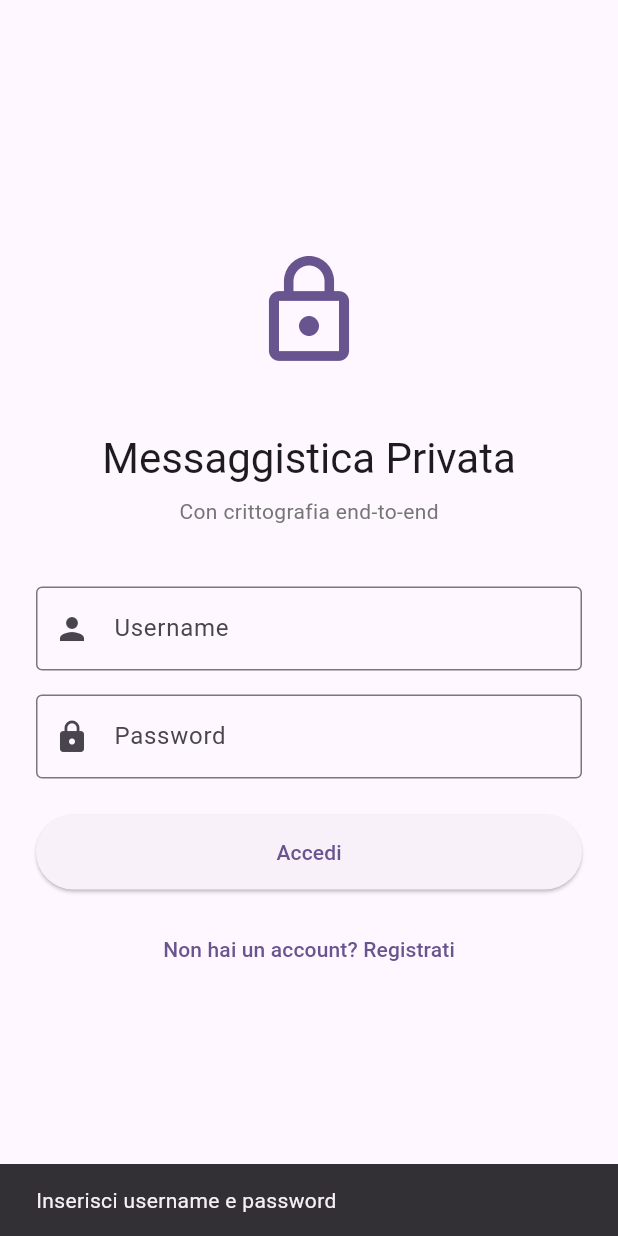
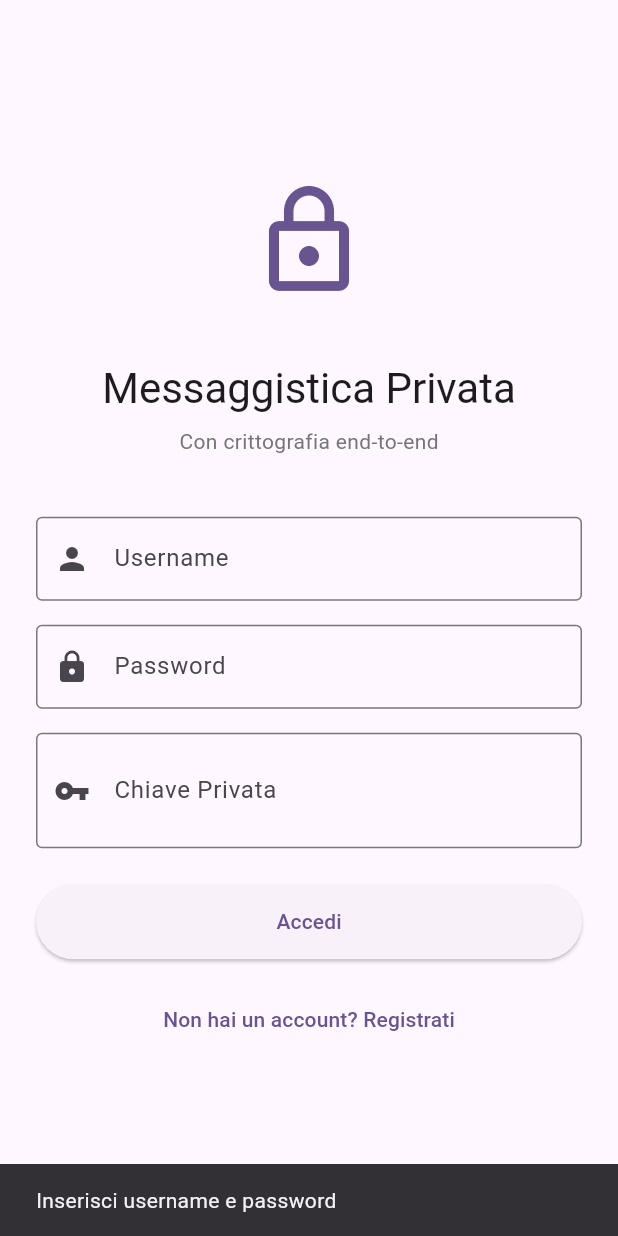
Before and after one commit to donpablitoooooooo/TuyJo, a Flutter app: the screen it shows after launch, after a tap on "Accedi", on a phone screen of 412 x 824 dp. Run offline on Flutter 3.47's test engine with Material 3 defaults, Android fonts, the phone set to English and light mode, and no system bars; our stand-ins replace firebase_core, firebase_messaging, flutter_secure_storage, socket_io_client; missing offline and left inert: encrypt, pointycastle; accounts and stored records are empty.

Commit message:
Feature: UI per chiave privata manuale - mostra dopo registrazione, richiede al login

```diff
--- a/tedee-ble-ios-claude-messaging-app-mobile-01BzUav4FsjQEr84FY9MBTE3/messaging-app/flutter-app/lib/screens/login_screen.dart
+++ b/tedee-ble-ios-claude-messaging-app-mobile-01BzUav4FsjQEr84FY9MBTE3/messaging-app/flutter-app/lib/screens/login_screen.dart
@@ -12,6 +12,7 @@ class LoginScreen extends StatefulWidget {
 class _LoginScreenState extends State<LoginScreen> {
   final _usernameController = TextEditingController();
   final _passwordController = TextEditingController();
+  final _privateKeyController = TextEditingController();
   bool _isLogin = true;
   bool _isLoading = false;
 
@@ -19,6 +20,7 @@ class _LoginScreenState extends State<LoginScreen> {
   void dispose() {
     _usernameController.dispose();
     _passwordController.dispose();
+    _privateKeyController.dispose();
     super.dispose();
   }
 
@@ -30,32 +32,110 @@ class _LoginScreenState extends State<LoginScreen> {
       return;
     }
 
+    if (_isLogin && _privateKeyController.text.isEmpty) {
+      ScaffoldMessenger.of(context).showSnackBar(
+        const SnackBar(content: Text('Inserisci la tua chiave privata')),
+      );
+      return;
+    }
+
     setState(() => _isLoading = true);
 
     final authService = Provider.of<AuthService>(context, listen: false);
-    bool success;
 
     if (_isLogin) {
-      success = await authService.login(
+      // Login con chiave privata
+      final success = await authService.login(
+        _usernameController.text,
+        _passwordController.text,
+        _privateKeyController.text,
+      );
+
+      setState(() => _isLoading = false);
+
+      if (!success && mounted) {
+        ScaffoldMessenger.of(context).showSnackBar(
+          const SnackBar(content: Text('Login fallito o chiave privata invalida')),
+        );
+      }
+    } else {
+      // Registrazione - ottieni la chiave privata
+      final privateKey = await authService.register(
         _usernameController.text,
         _passwordController.text,
       );
-    } else {
-      success = await authService.register(
-        _usernameController.text,
-        _passwordController.text,
-      );
+
+      setState(() => _isLoading = false);
+
+      if (privateKey != null && mounted) {
+        // Mostra la chiave privata all'utente
+        _showPrivateKeyDialog(privateKey);
+      } else if (mounted) {
+        ScaffoldMessenger.of(context).showSnackBar(
+          const SnackBar(content: Text('Registrazione fallita')),
+        );
+      }
     }
+  }
 
-    setState(() => _isLoading = false);
-
-    if (!success && mounted) {
-      ScaffoldMessenger.of(context).showSnackBar(
-        SnackBar(
-          content: Text(_isLogin ? 'Login fallito' : 'Registrazione fallita'),
+  void _showPrivateKeyDialog(String privateKey) {
+    showDialog(
+      context: context,
+      barrierDismissible: false,
+      builder: (context) => AlertDialog(
+        title: const Text('⚠️ SALVA LA TUA CHIAVE PRIVATA'),
+        content: SingleChildScrollView(
+          child: Column(
+            mainAxisSize: MainAxisSize.min,
+            crossAxisAlignment: CrossAxisAlignment.start,
+            children: [
+              const Text(
+                'Questa è la tua chiave privata. SALVALA in un posto sicuro!',
+                style: TextStyle(fontWeight: FontWeight.bold, color: Colors.red),
+              ),
+              const SizedBox(height: 16),
+              const Text(
+                'Senza questa chiave NON potrai decifrare i tuoi messaggi.',
+                style: TextStyle(fontSize: 12),
+              ),
+              const SizedBox(height: 16),
+              Container(
+                padding: const EdgeInsets.all(8),
+                decoration: BoxDecoration(
+                  border: Border.all(color: Colors.grey),
+                  borderRadius: BorderRadius.circular(4),
+                  color: Colors.grey[100],
+                ),
+                child: SelectableText(
+                  privateKey,
+                  style: const TextStyle(fontSize: 10, fontFamily: 'monospace'),
+                ),
+              ),
+            ],
+          ),
         ),
-      );
-    }
+        actions: [
+          TextButton(
+            onPressed: () {
+              // Copia negli appunti
+              // TODO: Aggiungi package clipboard se necessario
+              ScaffoldMessenger.of(context).showSnackBar(
+                const SnackBar(content: Text('Chiave copiata! (implementare clipboard)')),
+              );
+            },
+            child: const Text('COPIA'),
+          ),
+          ElevatedButton(
+            onPressed: () {
+              Navigator.of(context).pop();
+              // Effettua logout per forzare il login con chiave
+              Provider.of<AuthService>(context, listen: false).logout();
+            },
+            child: const Text('HO SALVATO LA CHIAVE'),
+          ),
+        ],
+      ),
+    );
   }
 
   @override
@@ -104,7 +184,22 @@ class _LoginScreenState extends State<LoginScreen> {
                   ),
                   obscureText: true,
                 ),
-                const SizedBox(height: 24),
+                const SizedBox(height: 16),
+                if (_isLogin) ...[
+                  TextField(
+                    controller: _privateKeyController,
+                    decoration: const InputDecoration(
+                      labelText: 'Chiave Privata',
+                      border: OutlineInputBorder(),
+                      prefixIcon: Icon(Icons.vpn_key),
+                      hintText: 'Incolla la tua chiave privata',
+                    ),
+                    maxLines: 3,
+                    style: const TextStyle(fontSize: 10, fontFamily: 'monospace'),
+                  ),
+                  const SizedBox(height: 8),
+                ],
+                const SizedBox(height: 16),
                 SizedBox(
                   width: double.infinity,
                   height: 50,
```
